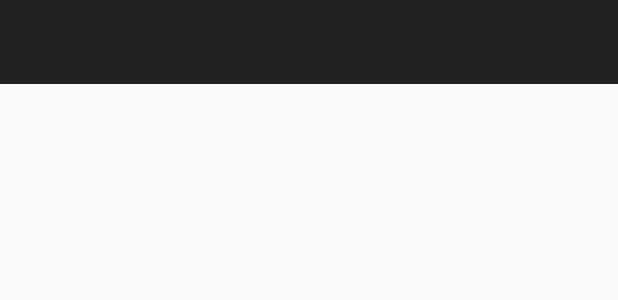
After one commit to togoro360/heroesWear, an Android app: the layout activity_home_page.xml on its own in the app's theme, with its tools: preview values and no code run, on a phone screen of 412 x 824 dp. The commit adds this screen. Shown: the top 300 px of the screen. Run offline under Robolectric (Android 15) with nearby library versions, the phone set to English and light mode, and no system bars.

Commit message:
start the navigartion drawer

```diff
--- /dev/null
+++ b/HeroesMakers/app/src/main/res/layout/activity_home_page.xml
@@ -0,0 +1,37 @@
+<?xml version="1.0" encoding="utf-8"?>
+<android.support.v4.widget.DrawerLayout android:id="@+id/drawer_layout"
+                                        xmlns:android="http://schemas.android.com/apk/res/android"
+                                        xmlns:app="http://schemas.android.com/apk/res-auto"
+                                        android:layout_width="match_parent"
+                                        android:layout_height="match_parent"
+                                        android:orientation="vertical"
+                                        xmlns:tools="http://schemas.android.com/tools">
+
+<FrameLayout
+    android:id="@+id/full_container"
+    android:layout_width="match_parent"
+    android:layout_height="match_parent">
+
+    <android.support.v7.widget.Toolbar
+        android:id="@+id/toolbar"
+        android:layout_width="match_parent"
+        android:layout_height="?attr/actionBarSize"
+        android:background="?attr/colorPrimary"
+        android:elevation="0dp"
+        app:theme="@style/Theme_Toolbar.Toolbar">
+
+    </android.support.v7.widget.Toolbar>
+
+
+    <!--<android.support.design.widget.NavigationView-->
+        <!--android:id="@+id/navigation_view"-->
+        <!--android:layout_width="310dp"-->
+        <!--android:layout_height="match_parent"-->
+        <!--android:layout_gravity="left"-->
+        <!--android:background="@color/p_Light"-->
+        <!--app:headerLayout="@layout/navigation_header"-->
+        <!--app:itemTextAppearance="@style/text_c3_14"-->
+        <!--app:theme="@style/DrawerTheme" />-->
+
+</FrameLayout>
+</android.support.v4.widget.DrawerLayout>
--- a/HeroesMakers/app/src/main/res/values/colors.xml
+++ b/HeroesMakers/app/src/main/res/values/colors.xml
@@ -6,4 +6,7 @@
     <color name="grey_100">#F5F5F5</color>
     <color name="grey_300">#E0E0E0</color>
     <color name="grey_500">#9E9E9E</color>
+    <color name="p_Light">#e5ffff</color>
+    <color name="white">#ffffff</color>
+
 </resources>
--- a/HeroesMakers/app/src/main/res/values/styles.xml
+++ b/HeroesMakers/app/src/main/res/values/styles.xml
@@ -15,6 +15,10 @@
     <style name="ThemeOverlay.MyTitleText" parent="AppTheme">
         <item name="android:gravity">center</item>
         <item name="android:textSize">36sp</item>
+    </style>
+
+    <style name="Theme_Toolbar.Toolbar" parent="Theme.AppCompat">
+        <item name="android:spinnerStyle">@style/Widget.AppCompat.Spinner</item>
     </style>
 
     <style name="ThemeOverlay.MyTextDetail" parent="AppTheme">
```
Also changed, not shown: HeroesMakers/app/src/main/res/drawable/nav_background_selector.xml (added, +11 -0 lines), HeroesMakers/app/src/main/res/layout/navigation_header.xml (added, +61 -0 lines).
